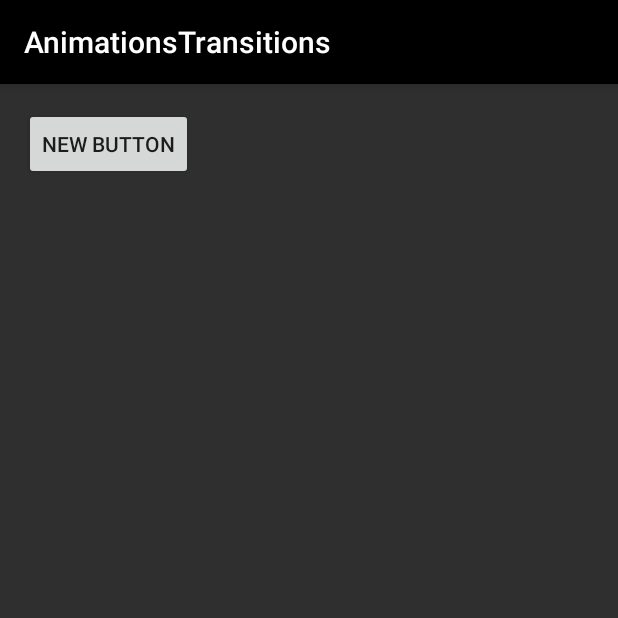
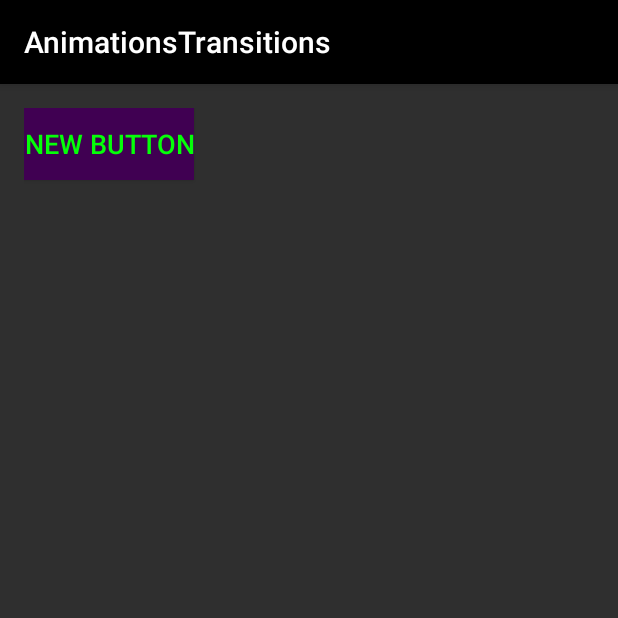
Before and after one commit to VishalG6/AnimationsTransitions, an Android app: the screen it shows after launch (MainActivity), on a phone screen of 412 x 824 dp, the top half of it. Run offline under Robolectric (Android 15) with nearby library versions, the phone set to English and light mode, and no system bars.

Commit message:
Button Moved, changed colours

```diff
--- a/app/src/main/res/layout/activity_main.xml
+++ b/app/src/main/res/layout/activity_main.xml
@@ -17,5 +17,8 @@
         android:text="New Button"
         android:id="@+id/vishButton"
         android:layout_alignParentTop="true"
-        android:layout_alignParentStart="true" />
+        android:layout_alignParentStart="true"
+        android:textColor="#05ff09"
+        android:background="#400052"
+        android:textSize="@dimen/abc_text_size_medium_material" />
 </RelativeLayout>
```
